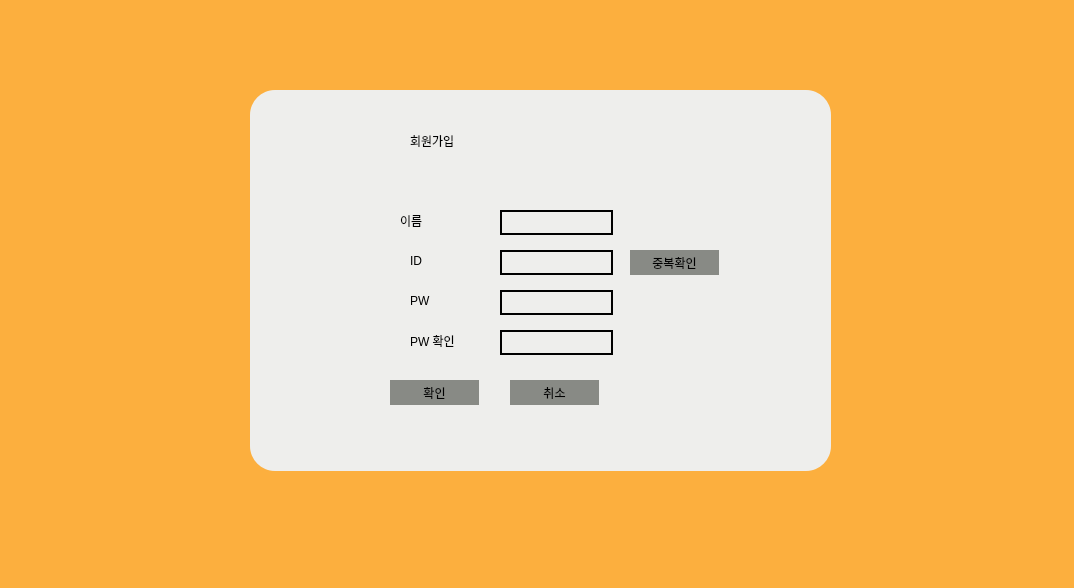
First picture: the form in student.ui, repository YangwonChoi/eduwill, before the edit.
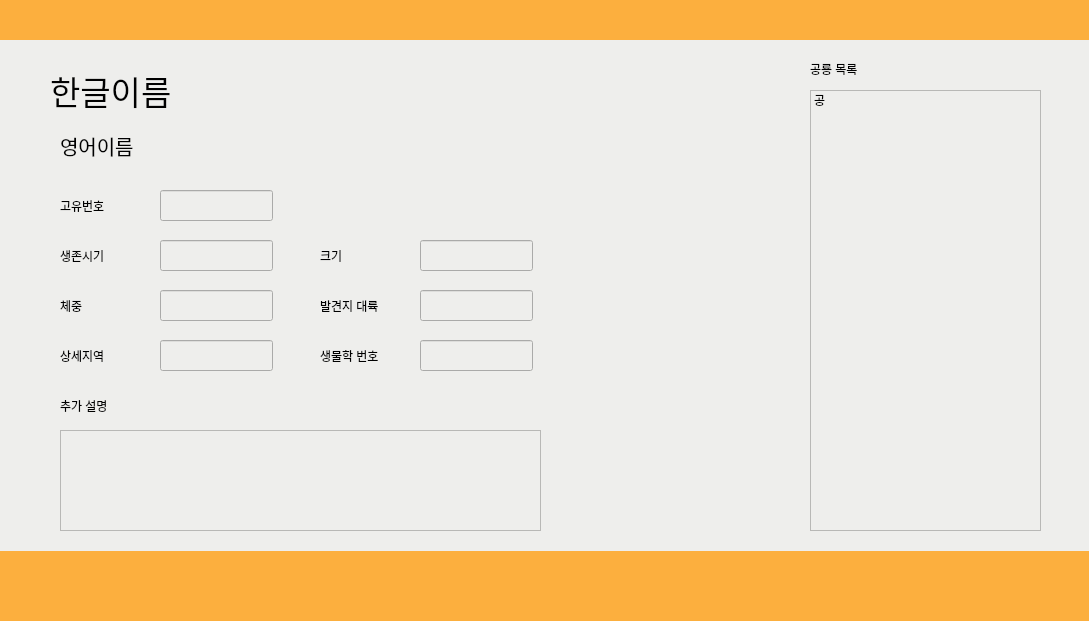
Second picture: the form after the edit.

```diff
--- a/student.ui
+++ b/student.ui
@@ -6,8 +6,8 @@
    <rect>
     <x>0</x>
     <y>0</y>
-    <width>1074</width>
-    <height>588</height>
+    <width>1089</width>
+    <height>621</height>
    </rect>
   </property>
   <property name="windowTitle">
@@ -491,6 +491,562 @@
      </property>
     </widget>
    </widget>
+   <widget class="QWidget" name="menu_widget" native="true">
+    <property name="geometry">
+     <rect>
+      <x>0</x>
+      <y>40</y>
+      <width>1091</width>
+      <height>511</height>
+     </rect>
+    </property>
+    <property name="styleSheet">
+     <string notr="true">background-color: rgb(238, 238, 236);</string>
+    </property>
+    <widget class="QWidget" name="gridLayoutWidget">
+     <property name="geometry">
+      <rect>
+       <x>0</x>
+       <y>0</y>
+       <width>1091</width>
+       <height>511</height>
+      </rect>
+     </property>
+     <layout class="QGridLayout" name="gridLayout">
+      <item row="1" column="2">
+       <widget class="QWidget" name="widget_4" native="true">
+        <widget class="QPushButton" name="quiz_btn">
+         <property name="geometry">
+          <rect>
+           <x>-10</x>
+           <y>0</y>
+           <width>551</width>
+           <height>261</height>
+          </rect>
+         </property>
+         <property name="font">
+          <font>
+           <pointsize>40</pointsize>
+          </font>
+         </property>
+         <property name="text">
+          <string>Quiz</string>
+         </property>
+        </widget>
+       </widget>
+      </item>
+      <item row="1" column="1">
+       <widget class="QWidget" name="widget_3" native="true">
+        <widget class="QPushButton" name="learn_btn">
+         <property name="geometry">
+          <rect>
+           <x>-30</x>
+           <y>0</y>
+           <width>581</width>
+           <height>261</height>
+          </rect>
+         </property>
+         <property name="font">
+          <font>
+           <pointsize>40</pointsize>
+          </font>
+         </property>
+         <property name="acceptDrops">
+          <bool>false</bool>
+         </property>
+         <property name="autoFillBackground">
+          <bool>false</bool>
+         </property>
+         <property name="styleSheet">
+          <string notr="true"/>
+         </property>
+         <property name="inputMethodHints">
+          <set>Qt::ImhNone</set>
+         </property>
+         <property name="text">
+          <string>학습하기</string>
+         </property>
+         <property name="autoRepeat">
+          <bool>false</bool>
+         </property>
+         <property name="autoExclusive">
+          <bool>false</bool>
+         </property>
+         <property name="autoDefault">
+          <bool>false</bool>
+         </property>
+         <property name="default">
+          <bool>false</bool>
+         </property>
+         <property name="flat">
+          <bool>false</bool>
+         </property>
+        </widget>
+       </widget>
+      </item>
+      <item row="2" column="2">
+       <widget class="QWidget" name="widget_6" native="true">
+        <widget class="QPushButton" name="chat_btn">
+         <property name="geometry">
+          <rect>
+           <x>-10</x>
+           <y>-10</y>
+           <width>551</width>
+           <height>261</height>
+          </rect>
+         </property>
+         <property name="font">
+          <font>
+           <pointsize>40</pointsize>
+          </font>
+         </property>
+         <property name="text">
+          <string>상담</string>
+         </property>
+        </widget>
+       </widget>
+      </item>
+      <item row="2" column="1">
+       <widget class="QWidget" name="widget_5" native="true">
+        <widget class="QPushButton" name="qa_btn">
+         <property name="geometry">
+          <rect>
+           <x>0</x>
+           <y>-10</y>
+           <width>551</width>
+           <height>261</height>
+          </rect>
+         </property>
+         <property name="font">
+          <font>
+           <pointsize>40</pointsize>
+          </font>
+         </property>
+         <property name="text">
+          <string>Q/A</string>
+         </property>
+        </widget>
+       </widget>
+      </item>
+     </layout>
+    </widget>
+   </widget>
+   <widget class="QWidget" name="learn_widget" native="true">
+    <property name="geometry">
+     <rect>
+      <x>0</x>
+      <y>40</y>
+      <width>1091</width>
+      <height>511</height>
+     </rect>
+    </property>
+    <property name="styleSheet">
+     <string notr="true">background-color: rgb(238, 238, 236);</string>
+    </property>
+    <widget class="QWidget" name="lean_menu_widget" native="true">
+     <property name="geometry">
+      <rect>
+       <x>30</x>
+       <y>0</y>
+       <width>1031</width>
+       <height>511</height>
+      </rect>
+     </property>
+     <widget class="QWidget" name="verticalLayoutWidget">
+      <property name="geometry">
+       <rect>
+        <x>310</x>
+        <y>100</y>
+        <width>361</width>
+        <height>411</height>
+       </rect>
+      </property>
+      <layout class="QVBoxLayout" name="lean_vbox">
+       <item>
+        <widget class="QPushButton" name="title_btn">
+         <property name="font">
+          <font>
+           <pointsize>15</pointsize>
+          </font>
+         </property>
+         <property name="text">
+          <string>공룡</string>
+         </property>
+        </widget>
+       </item>
+      </layout>
+     </widget>
+     <widget class="QLabel" name="label">
+      <property name="geometry">
+       <rect>
+        <x>100</x>
+        <y>20</y>
+        <width>841</width>
+        <height>71</height>
+       </rect>
+      </property>
+      <property name="font">
+       <font>
+        <pointsize>20</pointsize>
+       </font>
+      </property>
+      <property name="text">
+       <string>주제를 선택해 주세요</string>
+      </property>
+     </widget>
+    </widget>
+    <widget class="QWidget" name="dino_widget" native="true">
+     <property name="geometry">
+      <rect>
+       <x>30</x>
+       <y>0</y>
+       <width>1031</width>
+       <height>511</height>
+      </rect>
+     </property>
+     <widget class="QLabel" name="kor_name">
+      <property name="geometry">
+       <rect>
+        <x>20</x>
+        <y>20</y>
+        <width>681</width>
+        <height>61</height>
+       </rect>
+      </property>
+      <property name="font">
+       <font>
+        <pointsize>25</pointsize>
+       </font>
+      </property>
+      <property name="text">
+       <string>한글이름</string>
+      </property>
+     </widget>
+     <widget class="QLineEdit" name="dino_t">
+      <property name="enabled">
+       <bool>false</bool>
+      </property>
+      <property name="geometry">
+       <rect>
+        <x>130</x>
+        <y>200</y>
+        <width>113</width>
+        <height>31</height>
+       </rect>
+      </property>
+      <property name="mouseTracking">
+       <bool>true</bool>
+      </property>
+      <property name="styleSheet">
+       <string notr="true">color: rgb(46, 52, 54);</string>
+      </property>
+      <property name="frame">
+       <bool>true</bool>
+      </property>
+     </widget>
+     <widget class="QLabel" name="label_12">
+      <property name="geometry">
+       <rect>
+        <x>30</x>
+        <y>200</y>
+        <width>91</width>
+        <height>31</height>
+       </rect>
+      </property>
+      <property name="text">
+       <string>생존시기</string>
+      </property>
+     </widget>
+     <widget class="QLineEdit" name="dino_f">
+      <property name="enabled">
+       <bool>false</bool>
+      </property>
+      <property name="geometry">
+       <rect>
+        <x>390</x>
+        <y>200</y>
+        <width>113</width>
+        <height>31</height>
+       </rect>
+      </property>
+      <property name="styleSheet">
+       <string notr="true">color: rgb(46, 52, 54);</string>
+      </property>
+      <property name="text">
+       <string/>
+      </property>
+     </widget>
+     <widget class="QLabel" name="label_13">
+      <property name="geometry">
+       <rect>
+        <x>290</x>
+        <y>200</y>
+        <width>91</width>
+        <height>31</height>
+       </rect>
+      </property>
+      <property name="text">
+       <string>크기</string>
+      </property>
+     </widget>
+     <widget class="QLabel" name="eng_name">
+      <property name="geometry">
+       <rect>
+        <x>30</x>
+        <y>90</y>
+        <width>681</width>
+        <height>31</height>
+       </rect>
+      </property>
+      <property name="font">
+       <font>
+        <pointsize>15</pointsize>
+       </font>
+      </property>
+      <property name="text">
+       <string>영어이름</string>
+      </property>
+     </widget>
+     <widget class="QListWidget" name="listWidget">
+      <property name="geometry">
+       <rect>
+        <x>780</x>
+        <y>50</y>
+        <width>231</width>
+        <height>441</height>
+       </rect>
+      </property>
+      <item>
+       <property name="text">
+        <string>공</string>
+       </property>
+      </item>
+     </widget>
+     <widget class="QLabel" name="label_15">
+      <property name="geometry">
+       <rect>
+        <x>30</x>
+        <y>250</y>
+        <width>91</width>
+        <height>31</height>
+       </rect>
+      </property>
+      <property name="text">
+       <string>체중</string>
+      </property>
+     </widget>
+     <widget class="QLineEdit" name="dino_w">
+      <property name="enabled">
+       <bool>false</bool>
+      </property>
+      <property name="geometry">
+       <rect>
+        <x>130</x>
+        <y>250</y>
+        <width>113</width>
+        <height>31</height>
+       </rect>
+      </property>
+      <property name="mouseTracking">
+       <bool>true</bool>
+      </property>
+      <property name="styleSheet">
+       <string notr="true">color: rgb(46, 52, 54);</string>
+      </property>
+      <property name="frame">
+       <bool>true</bool>
+      </property>
+     </widget>
+     <widget class="QLabel" name="label_16">
+      <property name="geometry">
+       <rect>
+        <x>290</x>
+        <y>250</y>
+        <width>91</width>
+        <height>31</height>
+       </rect>
+      </property>
+      <property name="text">
+       <string>발견지 대륙</string>
+      </property>
+     </widget>
+     <widget class="QLineEdit" name="dino_d">
+      <property name="enabled">
+       <bool>false</bool>
+      </property>
+      <property name="geometry">
+       <rect>
+        <x>390</x>
+        <y>250</y>
+        <width>113</width>
+        <height>31</height>
+       </rect>
+      </property>
+      <property name="mouseTracking">
+       <bool>true</bool>
+      </property>
+      <property name="styleSheet">
+       <string notr="true">color: rgb(46, 52, 54);</string>
+      </property>
+      <property name="text">
+       <string/>
+      </property>
+      <property name="frame">
+       <bool>true</bool>
+      </property>
+     </widget>
+     <widget class="QLabel" name="label_17">
+      <property name="geometry">
+       <rect>
+        <x>30</x>
+        <y>150</y>
+        <width>91</width>
+        <height>31</height>
+       </rect>
+      </property>
+      <property name="text">
+       <string>고유번호</string>
+      </property>
+     </widget>
+     <widget class="QLineEdit" name="dino_num">
+      <property name="enabled">
+       <bool>false</bool>
+      </property>
+      <property name="geometry">
+       <rect>
+        <x>130</x>
+        <y>150</y>
+        <width>113</width>
+        <height>31</height>
+       </rect>
+      </property>
+      <property name="mouseTracking">
+       <bool>true</bool>
+      </property>
+      <property name="styleSheet">
+       <string notr="true">color: rgb(46, 52, 54);</string>
+      </property>
+      <property name="text">
+       <string/>
+      </property>
+      <property name="frame">
+       <bool>true</bool>
+      </property>
+     </widget>
+     <widget class="QLineEdit" name="dino_a">
+      <property name="enabled">
+       <bool>false</bool>
+      </property>
+      <property name="geometry">
+       <rect>
+        <x>130</x>
+        <y>300</y>
+        <width>113</width>
+        <height>31</height>
+       </rect>
+      </property>
+      <property name="mouseTracking">
+       <bool>true</bool>
+      </property>
+      <property name="styleSheet">
+       <string notr="true">color: rgb(46, 52, 54);</string>
+      </property>
+      <property name="text">
+       <string/>
+      </property>
+      <property name="frame">
+       <bool>true</bool>
+      </property>
+     </widget>
+     <widget class="QLabel" name="label_18">
+      <property name="geometry">
+       <rect>
+        <x>30</x>
+        <y>300</y>
+        <width>91</width>
+        <height>31</height>
+       </rect>
+      </property>
+      <property name="text">
+       <string>상세지역</string>
+      </property>
+     </widget>
+     <widget class="QLabel" name="label_19">
+      <property name="geometry">
+       <rect>
+        <x>290</x>
+        <y>300</y>
+        <width>91</width>
+        <height>31</height>
+       </rect>
+      </property>
+      <property name="text">
+       <string>생물학 번호</string>
+      </property>
+     </widget>
+     <widget class="QLineEdit" name="dino_type">
+      <property name="enabled">
+       <bool>false</bool>
+      </property>
+      <property name="geometry">
+       <rect>
+        <x>390</x>
+        <y>300</y>
+        <width>113</width>
+        <height>31</height>
+       </rect>
+      </property>
+      <property name="mouseTracking">
+       <bool>true</bool>
+      </property>
+      <property name="styleSheet">
+       <string notr="true">color: rgb(46, 52, 54);</string>
+      </property>
+      <property name="text">
+       <string/>
+      </property>
+      <property name="frame">
+       <bool>true</bool>
+      </property>
+     </widget>
+     <widget class="QLabel" name="label_20">
+      <property name="geometry">
+       <rect>
+        <x>30</x>
+        <y>350</y>
+        <width>91</width>
+        <height>31</height>
+       </rect>
+      </property>
+      <property name="text">
+       <string>추가 설명</string>
+      </property>
+     </widget>
+     <widget class="QTextBrowser" name="dino_info">
+      <property name="geometry">
+       <rect>
+        <x>30</x>
+        <y>390</y>
+        <width>481</width>
+        <height>101</height>
+       </rect>
+      </property>
+     </widget>
+     <widget class="QLabel" name="label_11">
+      <property name="geometry">
+       <rect>
+        <x>780</x>
+        <y>20</y>
+        <width>67</width>
+        <height>17</height>
+       </rect>
+      </property>
+      <property name="text">
+       <string>공룡 목록</string>
+      </property>
+     </widget>
+    </widget>
+   </widget>
   </widget>
   <widget class="QMenuBar" name="menubar">
    <property name="geometry">
```
Left out of the diff: 14 changed lines with no effect on the pictures.
